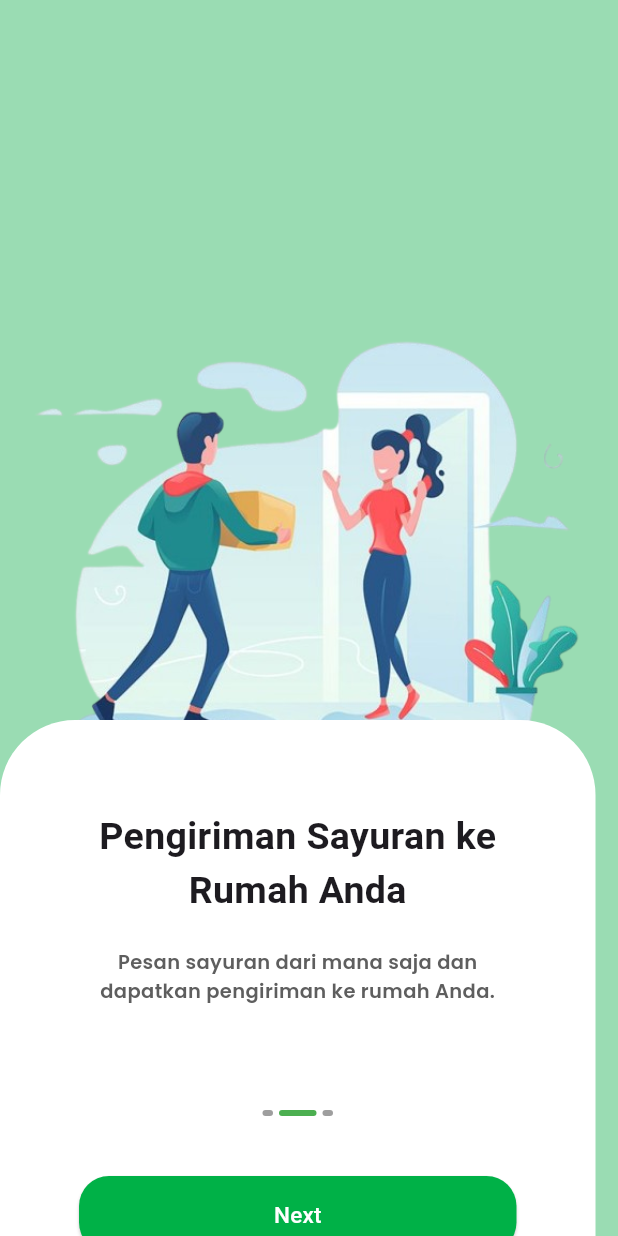
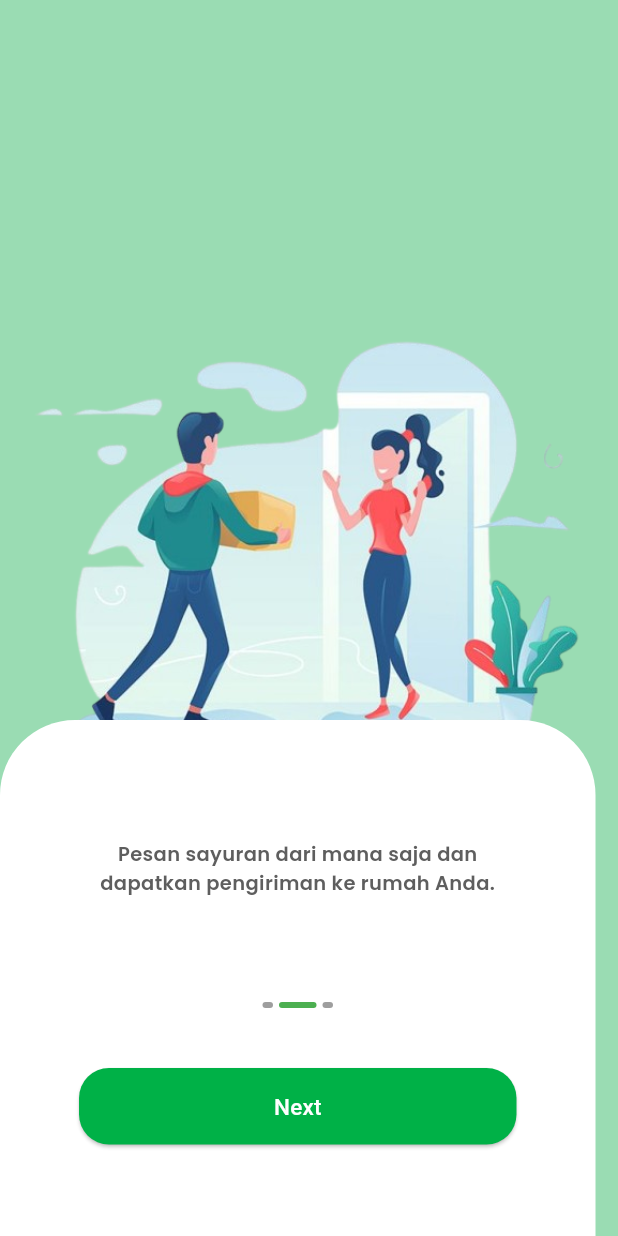
Before and after one commit to Ikhvan3/shamo_app, a Flutter app: the StartPage2 screen opened by its route, on a phone screen of 412 x 824 dp. Run offline on Flutter 3.47's test engine with Material 3 defaults, Android fonts, the phone set to English and light mode, and no system bars; drawn by our look-alikes of showcaseview; our stand-ins replace carousel_slider, cloud_firestore, firebase_auth, firebase_core, google_fonts, shared_preferences; missing offline and left inert: midtrans_snap, mobile_scanner; accounts and stored records are empty; network calls fail.

Commit message:
konfigurasi 7

```diff
--- a/lib/pages/start/startpage2.dart
+++ b/lib/pages/start/startpage2.dart
@@ -120,12 +120,6 @@ class _StartPage2State extends State<StartPage2>
                       SizedBox(
                         height: 60,
                       ),
-                      Text(
-                        "Pengiriman Sayuran ke\nRumah Anda",
-                        textAlign: TextAlign.center,
-                        style: TextStyle(
-                            fontSize: 25, fontWeight: FontWeight.bold),
-                      ),
                       SizedBox(height: 20),
                       Text(
                         "Pesan sayuran dari mana saja dan\ndapatkan pengiriman ke rumah Anda.",
```
